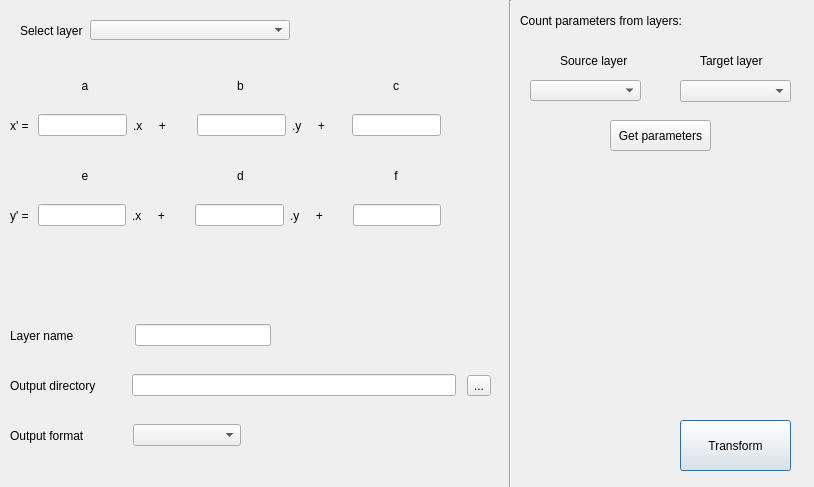
Above: affine_dialog_base.ui from ctu-fgis/2019-c-qgis-affine before the change. Below: the same form after it.
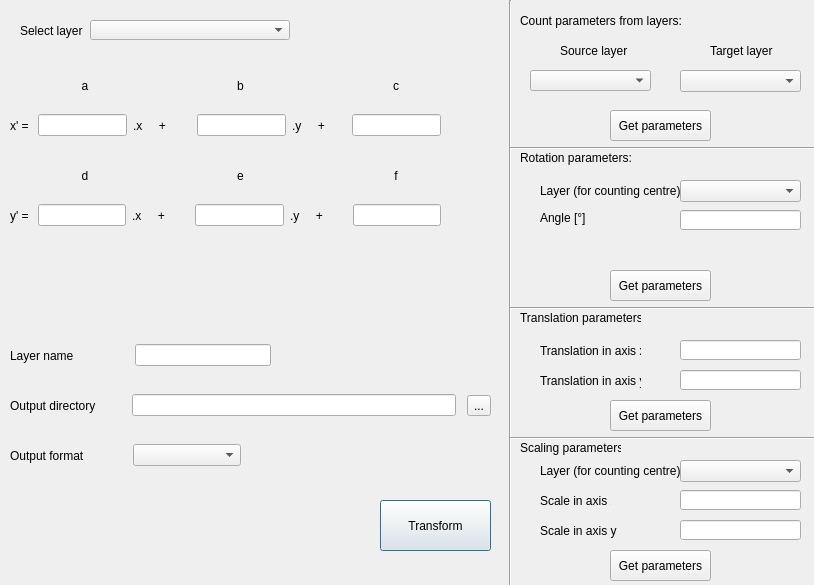
That is the form after the change.

Commit message: Get parameters for rotation, translation and scaling

What changed in the file:
```diff
--- a/affine_dialog_base.ui
+++ b/affine_dialog_base.ui
@@ -7,7 +7,7 @@
     <x>0</x>
     <y>0</y>
     <width>814</width>
-    <height>487</height>
+    <height>585</height>
    </rect>
   </property>
   <property name="windowTitle">
@@ -201,16 +201,6 @@
     </rect>
    </property>
    <layout class="QHBoxLayout" name="horizontalLayout_4">
-    <item>
-     <widget class="QLabel" name="e1">
-      <property name="text">
-       <string>e</string>
-      </property>
-      <property name="alignment">
-       <set>Qt::AlignCenter</set>
-      </property>
-     </widget>
-    </item>
     <item>
      <widget class="QLabel" name="d1">
       <property name="text">
@@ -224,6 +214,16 @@
       </property>
      </widget>
     </item>
+    <item>
+     <widget class="QLabel" name="e1">
+      <property name="text">
+       <string>e</string>
+      </property>
+      <property name="alignment">
+       <set>Qt::AlignCenter</set>
+      </property>
+     </widget>
+    </item>
     <item>
      <widget class="QLabel" name="f1">
       <property name="text">
@@ -262,8 +262,8 @@
   <widget class="QPushButton" name="Transform1_Push">
    <property name="geometry">
     <rect>
-     <x>680</x>
-     <y>420</y>
+     <x>380</x>
+     <y>500</y>
      <width>111</width>
      <height>51</height>
     </rect>
@@ -276,7 +276,7 @@
    <property name="geometry">
     <rect>
      <x>10</x>
-     <y>370</y>
+     <y>390</y>
      <width>481</width>
      <height>31</height>
     </rect>
@@ -337,7 +337,7 @@
    <property name="geometry">
     <rect>
      <x>10</x>
-     <y>320</y>
+     <y>340</y>
      <width>261</width>
      <height>31</height>
     </rect>
@@ -375,7 +375,7 @@
    <property name="geometry">
     <rect>
      <x>10</x>
-     <y>420</y>
+     <y>440</y>
      <width>231</width>
      <height>31</height>
     </rect>
@@ -425,7 +425,7 @@
      <x>500</x>
      <y>0</y>
      <width>20</width>
-     <height>491</height>
+     <height>591</height>
     </rect>
    </property>
    <property name="orientation">
@@ -449,7 +449,7 @@
    <property name="geometry">
     <rect>
      <x>560</x>
-     <y>50</y>
+     <y>40</y>
      <width>71</width>
      <height>21</height>
     </rect>
@@ -461,8 +461,8 @@
   <widget class="QLabel" name="label_3">
    <property name="geometry">
     <rect>
-     <x>700</x>
-     <y>50</y>
+     <x>710</x>
+     <y>40</y>
      <width>71</width>
      <height>21</height>
     </rect>
@@ -475,8 +475,8 @@
    <property name="geometry">
     <rect>
      <x>530</x>
-     <y>80</y>
-     <width>111</width>
+     <y>70</y>
+     <width>121</width>
      <height>21</height>
     </rect>
    </property>
@@ -485,8 +485,8 @@
    <property name="geometry">
     <rect>
      <x>680</x>
-     <y>80</y>
-     <width>111</width>
+     <y>70</y>
+     <width>121</width>
      <height>22</height>
     </rect>
    </property>
@@ -495,7 +495,7 @@
    <property name="geometry">
     <rect>
      <x>610</x>
-     <y>120</y>
+     <y>110</y>
      <width>101</width>
      <height>31</height>
     </rect>
@@ -504,6 +504,284 @@
     <string>Get parameters</string>
    </property>
   </widget>
+  <widget class="Line" name="line_2">
+   <property name="geometry">
+    <rect>
+     <x>510</x>
+     <y>140</y>
+     <width>311</width>
+     <height>16</height>
+    </rect>
+   </property>
+   <property name="orientation">
+    <enum>Qt::Horizontal</enum>
+   </property>
+  </widget>
+  <widget class="QLabel" name="label_4">
+   <property name="geometry">
+    <rect>
+     <x>520</x>
+     <y>150</y>
+     <width>121</width>
+     <height>16</height>
+    </rect>
+   </property>
+   <property name="text">
+    <string>Rotation parameters:</string>
+   </property>
+  </widget>
+  <widget class="QLabel" name="label_5">
+   <property name="geometry">
+    <rect>
+     <x>520</x>
+     <y>440</y>
+     <width>101</width>
+     <height>16</height>
+    </rect>
+   </property>
+   <property name="text">
+    <string>Scaling parameters:</string>
+   </property>
+  </widget>
+  <widget class="QLabel" name="label_6">
+   <property name="geometry">
+    <rect>
+     <x>520</x>
+     <y>310</y>
+     <width>121</width>
+     <height>16</height>
+    </rect>
+   </property>
+   <property name="text">
+    <string>Translation parameters:</string>
+   </property>
+  </widget>
+  <widget class="QLabel" name="label_7">
+   <property name="geometry">
+    <rect>
+     <x>540</x>
+     <y>490</y>
+     <width>71</width>
+     <height>21</height>
+    </rect>
+   </property>
+   <property name="text">
+    <string>Scale in axis x</string>
+   </property>
+  </widget>
+  <widget class="QLineEdit" name="Sc_x_Ledit">
+   <property name="geometry">
+    <rect>
+     <x>680</x>
+     <y>490</y>
+     <width>121</width>
+     <height>20</height>
+    </rect>
+   </property>
+  </widget>
+  <widget class="QPushButton" name="GetP_Rotation">
+   <property name="geometry">
+    <rect>
+     <x>610</x>
+     <y>270</y>
+     <width>101</width>
+     <height>31</height>
+    </rect>
+   </property>
+   <property name="text">
+    <string>Get parameters</string>
+   </property>
+  </widget>
+  <widget class="QPushButton" name="GetP_Translation">
+   <property name="geometry">
+    <rect>
+     <x>610</x>
+     <y>400</y>
+     <width>101</width>
+     <height>31</height>
+    </rect>
+   </property>
+   <property name="text">
+    <string>Get parameters</string>
+   </property>
+  </widget>
+  <widget class="QPushButton" name="GetP_Scaling">
+   <property name="geometry">
+    <rect>
+     <x>610</x>
+     <y>550</y>
+     <width>101</width>
+     <height>31</height>
+    </rect>
+   </property>
+   <property name="text">
+    <string>Get parameters</string>
+   </property>
+  </widget>
+  <widget class="Line" name="line_3">
+   <property name="geometry">
+    <rect>
+     <x>510</x>
+     <y>430</y>
+     <width>311</width>
+     <height>16</height>
+    </rect>
+   </property>
+   <property name="orientation">
+    <enum>Qt::Horizontal</enum>
+   </property>
+  </widget>
+  <widget class="QLabel" name="label_8">
+   <property name="geometry">
+    <rect>
+     <x>540</x>
+     <y>340</y>
+     <width>101</width>
+     <height>21</height>
+    </rect>
+   </property>
+   <property name="text">
+    <string>Translation in axis x</string>
+   </property>
+  </widget>
+  <widget class="QLabel" name="label_9">
+   <property name="geometry">
+    <rect>
+     <x>540</x>
+     <y>370</y>
+     <width>101</width>
+     <height>21</height>
+    </rect>
+   </property>
+   <property name="text">
+    <string>Translation in axis y</string>
+   </property>
+  </widget>
+  <widget class="QLineEdit" name="Tr_x_Ledit">
+   <property name="geometry">
+    <rect>
+     <x>680</x>
+     <y>340</y>
+     <width>121</width>
+     <height>20</height>
+    </rect>
+   </property>
+  </widget>
+  <widget class="QLineEdit" name="Tr_y_Ledit">
+   <property name="geometry">
+    <rect>
+     <x>680</x>
+     <y>370</y>
+     <width>121</width>
+     <height>20</height>
+    </rect>
+   </property>
+  </widget>
+  <widget class="Line" name="line_4">
+   <property name="geometry">
+    <rect>
+     <x>510</x>
+     <y>300</y>
+     <width>311</width>
+     <height>16</height>
+    </rect>
+   </property>
+   <property name="orientation">
+    <enum>Qt::Horizontal</enum>
+   </property>
+  </widget>
+  <widget class="QLabel" name="label_10">
+   <property name="geometry">
+    <rect>
+     <x>540</x>
+     <y>520</y>
+     <width>81</width>
+     <height>21</height>
+    </rect>
+   </property>
+   <property name="text">
+    <string>Scale in axis y</string>
+   </property>
+  </widget>
+  <widget class="QLineEdit" name="Sc_y_Ledit">
+   <property name="geometry">
+    <rect>
+     <x>680</x>
+     <y>520</y>
+     <width>121</width>
+     <height>20</height>
+    </rect>
+   </property>
+  </widget>
+  <widget class="QLabel" name="label_11">
+   <property name="geometry">
+    <rect>
+     <x>540</x>
+     <y>460</y>
+     <width>141</width>
+     <height>21</height>
+    </rect>
+   </property>
+   <property name="text">
+    <string>Layer (for counting centre)</string>
+   </property>
+  </widget>
+  <widget class="QLabel" name="label_12">
+   <property name="geometry">
+    <rect>
+     <x>540</x>
+     <y>180</y>
+     <width>141</width>
+     <height>21</height>
+    </rect>
+   </property>
+   <property name="text">
+    <string>Layer (for counting centre)</string>
+   </property>
+  </widget>
+  <widget class="QLabel" name="label_13">
+   <property name="geometry">
+    <rect>
+     <x>540</x>
+     <y>210</y>
+     <width>51</width>
+     <height>16</height>
+    </rect>
+   </property>
+   <property name="text">
+    <string>Angle [°]</string>
+   </property>
+  </widget>
+  <widget class="QComboBox" name="Sc_Cbox">
+   <property name="geometry">
+    <rect>
+     <x>680</x>
+     <y>460</y>
+     <width>121</width>
+     <height>22</height>
+    </rect>
+   </property>
+  </widget>
+  <widget class="QComboBox" name="Rot_Cbox">
+   <property name="geometry">
+    <rect>
+     <x>680</x>
+     <y>180</y>
+     <width>121</width>
+     <height>22</height>
+    </rect>
+   </property>
+  </widget>
+  <widget class="QLineEdit" name="Rot_ang_Ledit">
+   <property name="geometry">
+    <rect>
+     <x>680</x>
+     <y>210</y>
+     <width>121</width>
+     <height>20</height>
+    </rect>
+   </property>
+  </widget>
  </widget>
  <resources/>
  <connections/>
```
The commit also changes 1 other file.
